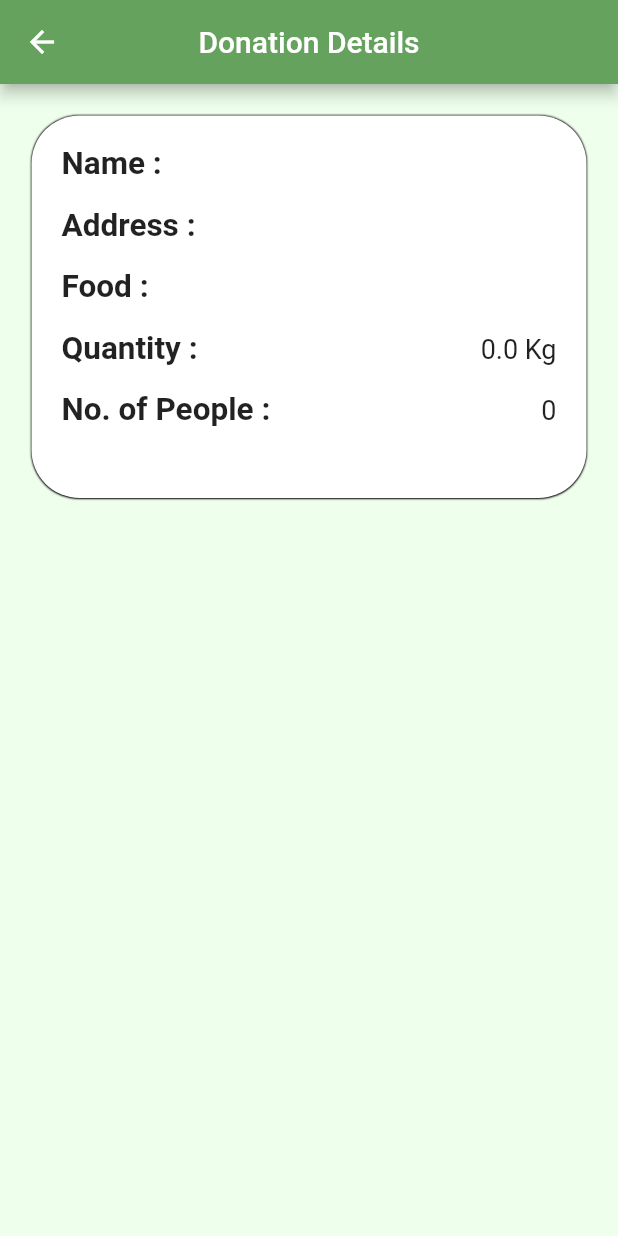
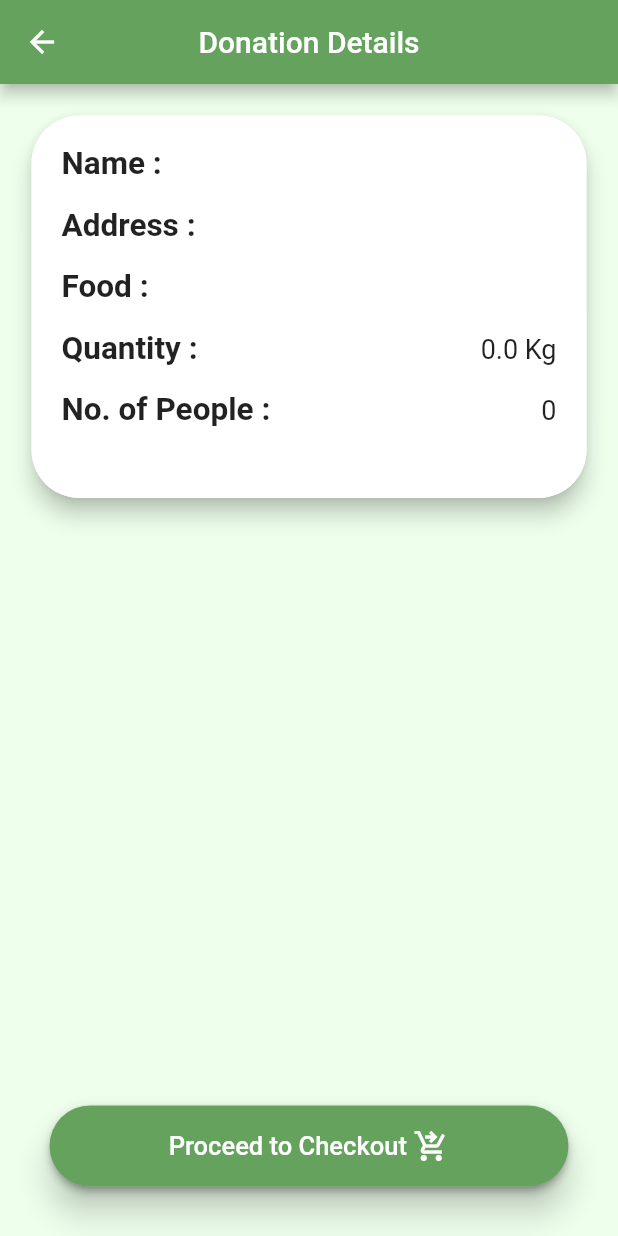
Before and after one commit to melvinjariwala/food_waste_management, a Flutter app: the DetailedView screen opened directly with empty values, on a phone screen of 412 x 824 dp. Run offline on Flutter 3.47's test engine with Material 2 defaults, Android fonts, the phone set to English and light mode, and no system bars; our stand-ins replace cloud_firestore, firebase_auth, firebase_core, google_maps_flutter, intl_phone_field, location and 1 more; accounts and stored records are empty.

Commit message:
Detailed View and Checkout page

```diff
--- a/lib/screens/detailed_view.dart
+++ b/lib/screens/detailed_view.dart
@@ -1,4 +1,5 @@
 import 'package:flutter/material.dart';
+import 'package:food_waste_management/screens/checkout.dart';
 
 class DetailedView extends StatefulWidget {
   final String name;
@@ -30,6 +31,11 @@ class _DetailedViewState extends State<DetailedView> {
       ),
       body: Padding(
         padding: const EdgeInsets.all(21.0),
+        child: Column(
+          children: [
+            Material(
+              elevation: 6,
+              borderRadius: const BorderRadius.all(Radius.circular(32.0)),
               child: Container(
                 height: 255,
                 padding: const EdgeInsets.all(12.0),
@@ -151,12 +157,46 @@ class _DetailedViewState extends State<DetailedView> {
                 decoration: const BoxDecoration(
                   color: Colors.white,
                   borderRadius: BorderRadius.all(Radius.circular(32.0)),
-            boxShadow: [BoxShadow(
-              color: Colors.black,
-              spreadRadius: 0.3,
-              blurRadius: 0.3
-            )]
                 ),
+              ),
+            ),
+            const Spacer(),
+            Padding(
+              padding: const EdgeInsets.all(12.0),
+              child: Material(
+                elevation: 9,
+                borderRadius: const BorderRadius.all(Radius.circular(32.0)),
+                child: ElevatedButton(
+                    onPressed: (){
+                      Navigator.of(context).push(MaterialPageRoute(builder: (context) => Checkout(name: widget.name, address: widget.address)));
+                    },
+                    child: Padding(
+                      padding: const EdgeInsets.all(15.0),
+                      child: Row(
+                        mainAxisAlignment: MainAxisAlignment.center,
+                        children: const [
+                          Text(
+                              "Proceed to Checkout ",
+                            style: TextStyle(
+                              fontSize: 17
+                            ),
+                          ),
+                          Icon(Icons.shopping_cart_checkout_outlined)
+                        ],
+                      ),
+                    ),
+                  style: ButtonStyle(
+                    backgroundColor: const MaterialStatePropertyAll<Color>(Color.fromARGB(255, 100, 162, 93)),
+                    shape: MaterialStatePropertyAll<RoundedRectangleBorder>(
+                      RoundedRectangleBorder(
+                        borderRadius: BorderRadius.circular(32.0)
+                      )
+                    )
+                  )
+            ),
+              )
+            )
+          ],
         ),
       ),
     );
```
Also changed, not shown: lib/screens/checkout.dart (added, +142 -0 lines), lib/screens/home_screen.dart (+59 -11 lines), lib/widgets/donation_tile.dart (+4 -7 lines). Lines whose indentation alone changed are shown as unchanged.
